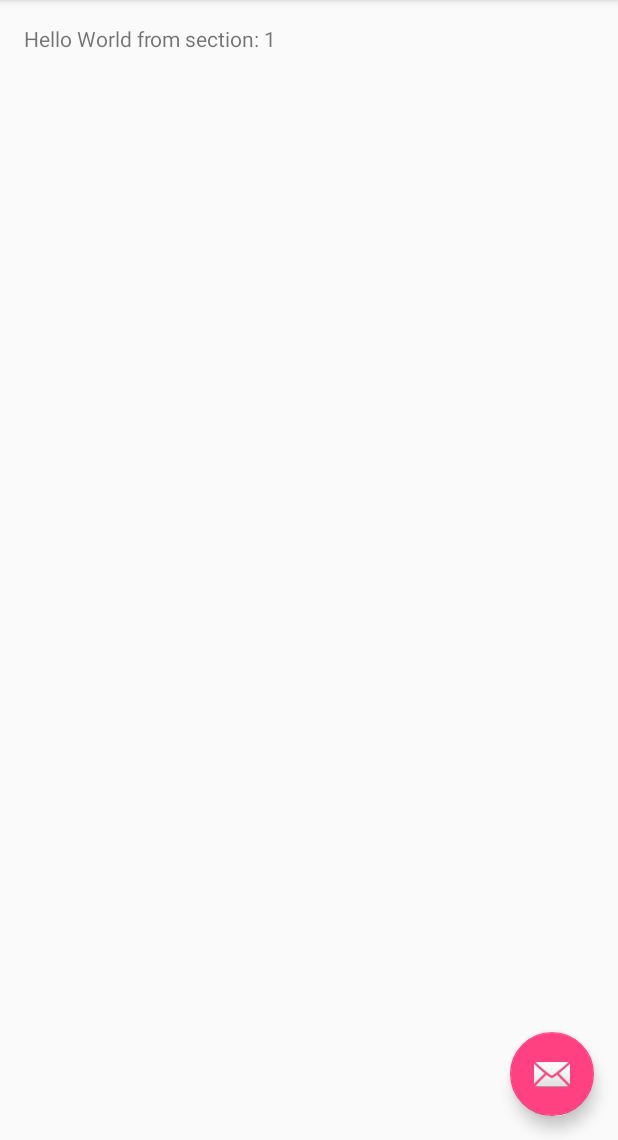
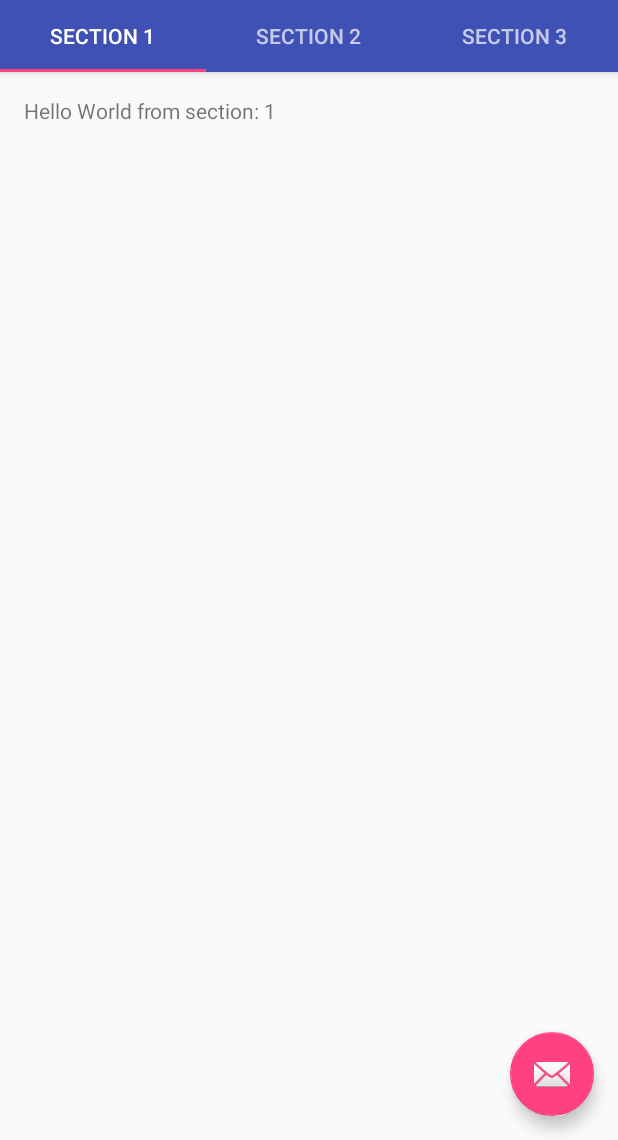
Before and after one commit to DefaultOrganizationName/PostIt, an Android app: the screen it shows after launch (MainActivity), on a phone screen of 412 x 824 dp, the part 96-1236 px from its top. Run offline under Robolectric (Android 15) with nearby library versions, the phone set to English and light mode, and no system bars.

Commit message:
Remake Initial

```diff
--- a/app/src/main/java/post/it/project/postit/MainActivity.java
+++ b/app/src/main/java/post/it/project/postit/MainActivity.java
@@ -1,5 +1,6 @@
 package post.it.project.postit;
 
+import android.support.design.widget.TabLayout;
 import android.support.design.widget.FloatingActionButton;
 import android.support.design.widget.Snackbar;
 import android.support.v7.app.AppCompatActivity;
@@ -50,6 +51,8 @@ public class MainActivity extends AppCompatActivity {
         mViewPager = (ViewPager) findViewById(R.id.container);
         mViewPager.setAdapter(mSectionsPagerAdapter);
 
+        TabLayout tabLayout = (TabLayout) findViewById(R.id.tabs);
+        tabLayout.setupWithViewPager(mViewPager);
 
         FloatingActionButton fab = (FloatingActionButton) findViewById(R.id.fab);
         fab.setOnClickListener(new View.OnClickListener() {
--- a/app/src/main/res/layout/activity_main.xml
+++ b/app/src/main/res/layout/activity_main.xml
@@ -25,6 +25,11 @@
 
         </android.support.v7.widget.Toolbar>
 
+        <android.support.design.widget.TabLayout
+            android:id="@+id/tabs"
+            android:layout_width="match_parent"
+            android:layout_height="wrap_content" />
+
     </android.support.design.widget.AppBarLayout>
 
     <android.support.v4.view.ViewPager
```
Also changed, not shown: 1 other file.
